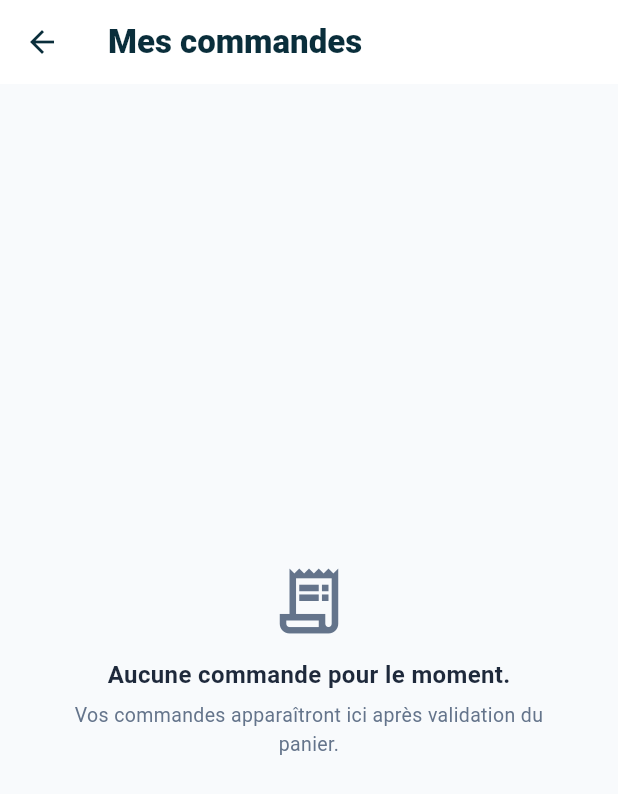
After one commit to Les-Gaves/gave_shopping, a Flutter app: the OrdersPage screen opened directly, on a phone screen of 412 x 824 dp. The commit adds this screen. Shown: the top 794 px of the screen. Run offline on Flutter 3.47's test engine with Material 3 defaults, Android fonts, the phone set to English and light mode, and no system bars; our stand-ins replace firebase_auth, firebase_core, google_sign_in, sign_in_button; accounts and stored records are empty; network calls fail.

Commit message:
feat: historique des commandes (#7)

```diff
--- /dev/null
+++ b/lib/models/order.dart
@@ -0,0 +1,75 @@
+import 'cart_item.dart';
+
+/// Statuts possibles d'une commande (enum `order_status` de la base).
+enum OrderStatus {
+  pending,
+  paid,
+  processing,
+  shipped,
+  delivered,
+  cancelled,
+  refunded;
+
+  String get label {
+    switch (this) {
+      case OrderStatus.pending:
+        return 'En attente';
+      case OrderStatus.paid:
+        return 'Payée';
+      case OrderStatus.processing:
+        return 'En préparation';
+      case OrderStatus.shipped:
+        return 'Expédiée';
+      case OrderStatus.delivered:
+        return 'Livrée';
+      case OrderStatus.cancelled:
+        return 'Annulée';
+      case OrderStatus.refunded:
+        return 'Remboursée';
+    }
+  }
+}
+
+/// Une commande (table `orders`).
+///
+/// [items] est une copie du panier au moment de la commande : le back
+/// la renverra à partir de `cart_items` (via `cart_id`).
+/// [userEmail] n'est pas dans la table `orders`, mais le back pourra
+/// l'ajouter à la réponse pour que l'admin sache qui a commandé.
+class Order {
+  final int id;
+  final String userId;
+  final String? userEmail;
+  final List<CartItem> items;
+  final OrderStatus status;
+  final double totalAmount;
+  final String? shippingAddress;
+  final DateTime orderedAt;
+  final DateTime? validatedAt;
+
+  const Order({
+    required this.id,
+    required this.userId,
+    this.userEmail,
+    required this.items,
+    this.status = OrderStatus.pending,
+    required this.totalAmount,
+    this.shippingAddress,
+    required this.orderedAt,
+    this.validatedAt,
+  });
+
+  int get itemCount => items.fold(0, (sum, item) => sum + item.quantity);
+
+  Order copyWith({OrderStatus? status, DateTime? validatedAt}) => Order(
+        id: id,
+        userId: userId,
+        userEmail: userEmail,
+        items: items,
+        status: status ?? this.status,
+        totalAmount: totalAmount,
+        shippingAddress: shippingAddress,
+        orderedAt: orderedAt,
+        validatedAt: validatedAt ?? this.validatedAt,
+      );
+}
--- /dev/null
+++ b/lib/pages/orders_page.dart
@@ -0,0 +1,300 @@
+import 'package:firebase_auth/firebase_auth.dart';
+import 'package:flutter/material.dart';
+import '../models/order.dart';
+import '../services/auth_service.dart';
+import '../services/order_service.dart';
+import '../theme/app_theme.dart';
+
+/// Historique des commandes.
+/// - Utilisateur : uniquement ses propres commandes.
+/// - Admin : toutes les commandes, avec le client et la possibilité
+///   de changer le statut.
+class OrdersPage extends StatelessWidget {
+  const OrdersPage({super.key});
+
+  @override
+  Widget build(BuildContext context) {
+    final user = FirebaseAuth.instance.currentUser;
+
+    return FutureBuilder<bool>(
+      future: AuthService.isAdmin(),
+      builder: (context, adminSnapshot) {
+        final isAdmin = adminSnapshot.data ?? false;
+
+        return Scaffold(
+          appBar: AppBar(
+            title: Text(
+              isAdmin ? 'Toutes les commandes' : 'Mes commandes',
+              style: const TextStyle(
+                fontWeight: FontWeight.w800,
+                color: AppTheme.riverDark,
+              ),
+            ),
+          ),
+          body: user == null
+              ? const _Message(
+                  icon: Icons.lock_outline,
+                  title: 'Vous n’êtes pas connecté.',
+                  subtitle: 'Connectez-vous pour voir vos commandes.',
+                )
+              : !adminSnapshot.hasData
+                  ? const Center(child: CircularProgressIndicator())
+                  : ListenableBuilder(
+                      listenable: OrderService.instance,
+                      builder: (context, _) {
+                        final orders = isAdmin
+                            ? OrderService.instance.allOrders
+                            : OrderService.instance.ordersOf(user.uid);
+
+                        if (orders.isEmpty) {
+                          return const _Message(
+                            icon: Icons.receipt_long_outlined,
+                            title: 'Aucune commande pour le moment.',
+                            subtitle:
+                                'Vos commandes apparaîtront ici après validation du panier.',
+                          );
+                        }
+
+                        return Center(
+                          child: ConstrainedBox(
+                            constraints: const BoxConstraints(maxWidth: 760),
+                            child: ListView.separated(
+                              padding: const EdgeInsets.all(20),
+                              itemCount: orders.length + 1,
+                              separatorBuilder: (_, __) => const SizedBox(height: 12),
+                              itemBuilder: (context, index) {
+                                if (index == 0) {
+                                  return Text(
+                                    '${orders.length} commande${orders.length > 1 ? 's' : ''}',
+                                    style: const TextStyle(
+                                      fontSize: 13,
+                                      fontWeight: FontWeight.w700,
+                                      color: AppTheme.textMuted,
+                                    ),
+                                  );
+                                }
+                                return _OrderCard(
+                                  order: orders[index - 1],
+                                  isAdmin: isAdmin,
+                                );
+                              },
+                            ),
+                          ),
+                        );
+                      },
+                    ),
+        );
+      },
+    );
+  }
+}
+
+class _OrderCard extends StatelessWidget {
+  final Order order;
+  final bool isAdmin;
+
+  const _OrderCard({required this.order, required this.isAdmin});
+
+  @override
+  Widget build(BuildContext context) {
+    return Card(
+      margin: EdgeInsets.zero,
+      clipBehavior: Clip.antiAlias,
+      child: Theme(
+        // Retire les traits de séparation par défaut de l'ExpansionTile.
+        data: Theme.of(context).copyWith(dividerColor: Colors.transparent),
+        child: ExpansionTile(
+          tilePadding: const EdgeInsets.symmetric(horizontal: 18, vertical: 6),
+          childrenPadding: const EdgeInsets.fromLTRB(18, 0, 18, 18),
+          expandedCrossAxisAlignment: CrossAxisAlignment.start,
+          title: Row(
+            children: [
+              Text(
+                'Commande #${order.id}',
+                style: const TextStyle(
+                  fontWeight: FontWeight.w800,
+                  color: AppTheme.riverDark,
+                ),
+              ),
+              const SizedBox(width: 10),
+              _StatusChip(status: order.status),
+            ],
+          ),
+          subtitle: Padding(
+            padding: const EdgeInsets.only(top: 4),
+            child: Text(
+              [
+                _formatDate(order.orderedAt),
+                '${order.itemCount} article${order.itemCount > 1 ? 's' : ''}',
+                if (isAdmin) order.userEmail ?? order.userId,
+              ].join(' • '),
+              style: const TextStyle(fontSize: 12, color: AppTheme.textMuted),
+            ),
+          ),
+          trailing: Text(
+            _formatPrice(order.totalAmount),
+            style: const TextStyle(
+              fontSize: 16,
+              fontWeight: FontWeight.w900,
+              color: AppTheme.riverDark,
+            ),
+          ),
+          children: [
+            const Divider(),
+            const SizedBox(height: 4),
+            ...order.items.map(
+              (item) => Padding(
+                padding: const EdgeInsets.symmetric(vertical: 4),
+                child: Row(
+                  children: [
+                    Text(
+                      '${item.quantity} ×',
+                      style: const TextStyle(
+                        fontWeight: FontWeight.w700,
+                        color: AppTheme.riverPrimary,
+                      ),
+                    ),
+                    const SizedBox(width: 8),
+                    Expanded(
+                      child: Text(item.product.name, style: const TextStyle(fontSize: 13)),
+                    ),
+                    Text(
+                      _formatPrice(item.subtotal),
+                      style: const TextStyle(fontSize: 13, fontWeight: FontWeight.w600),
+                    ),
+                  ],
+                ),
+              ),
+            ),
+            const SizedBox(height: 10),
+            if (order.shippingAddress != null)
+              _infoLine(Icons.location_on_outlined, order.shippingAddress!),
+            _infoLine(
+              Icons.event_available_outlined,
+              order.validatedAt != null
+                  ? 'Validée le ${_formatDate(order.validatedAt!)}'
+                  : 'Pas encore validée',
+            ),
+            if (isAdmin) ...[
+              const SizedBox(height: 12),
+              Row(
+                children: [
+                  const Text(
+                    'Changer le statut :',
+                    style: TextStyle(fontSize: 13, fontWeight: FontWeight.w600),
+                  ),
+                  const SizedBox(width: 12),
+                  DropdownButton<OrderStatus>(
+                    value: order.status,
+                    items: OrderStatus.values
+                        .map((s) => DropdownMenuItem(value: s, child: Text(s.label)))
+                        .toList(),
+                    onChanged: (status) {
+                      if (status != null) {
+                        OrderService.instance.updateStatus(order.id, status);
+                      }
+                    },
+                  ),
+                ],
+              ),
+            ],
+          ],
+        ),
+      ),
+    );
+  }
+
+  Widget _infoLine(IconData icon, String text) {
+    return Padding(
+      padding: const EdgeInsets.only(top: 4),
+      child: Row(
+        children: [
+          Icon(icon, size: 15, color: AppTheme.textMuted),
+          const SizedBox(width: 6),
+          Expanded(
+            child: Text(
+              text,
+              style: const TextStyle(fontSize: 12, color: AppTheme.textMuted),
+            ),
+          ),
+        ],
+      ),
+    );
+  }
+}
+
+class _StatusChip extends StatelessWidget {
+  final OrderStatus status;
+
+  const _StatusChip({required this.status});
+
+  Color get _color {
+    switch (status) {
+      case OrderStatus.pending:
+        return const Color(0xFFB7791F);
+      case OrderStatus.paid:
+      case OrderStatus.processing:
+        return AppTheme.riverPrimary;
+      case OrderStatus.shipped:
+        return AppTheme.riverTeal;
+      case OrderStatus.delivered:
+        return const Color(0xFF2E7D32);
+      case OrderStatus.cancelled:
+      case OrderStatus.refunded:
+        return const Color(0xFFBA1A1A);
+    }
+  }
+
+  @override
+  Widget build(BuildContext context) {
+    return Container(
+      padding: const EdgeInsets.symmetric(horizontal: 8, vertical: 3),
+      decoration: BoxDecoration(
+        color: _color.withValues(alpha: 0.12),
+        borderRadius: BorderRadius.circular(6),
+      ),
+      child: Text(
+        status.label,
+        style: TextStyle(fontSize: 11, fontWeight: FontWeight.w700, color: _color),
+      ),
+    );
+  }
+}
+
+class _Message extends StatelessWidget {
+  final IconData icon;
+  final String title;
+  final String subtitle;
+
+  const _Message({required this.icon, required this.title, required this.subtitle});
+
+  @override
+  Widget build(BuildContext context) {
+    return Center(
+      child: Padding(
+        padding: const EdgeInsets.all(32),
+        child: Column(
+          mainAxisSize: MainAxisSize.min,
+          children: [
+            Icon(icon, size: 52, color: AppTheme.textMuted),
+            const SizedBox(height: 12),
+            Text(title, style: const TextStyle(fontSize: 16, fontWeight: FontWeight.bold)),
+            const SizedBox(height: 6),
+            Text(
+              subtitle,
+              textAlign: TextAlign.center,
+              style: const TextStyle(fontSize: 13, color: AppTheme.textMuted),
+            ),
+          ],
+        ),
+      ),
+    );
+  }
+}
+
+String _formatPrice(double value) => '${value.toStringAsFixed(2)} €';
+
+String _formatDate(DateTime d) {
+  String two(int n) => n.toString().padLeft(2, '0');
+  return '${two(d.day)}/${two(d.month)}/${d.year} à ${two(d.hour)}h${two(d.minute)}';
+}
--- a/lib/services/auth_service.dart
+++ b/lib/services/auth_service.dart
@@ -3,10 +3,17 @@ import 'package:firebase_auth/firebase_auth.dart';
 /// Infos liées à l'utilisateur connecté.
 ///
 /// Le rôle (user / admin) sera fourni par le back via GET /me.
-/// En attendant, tout utilisateur connecté est considéré comme admin
-/// pour pouvoir développer et tester la page d'ajout d'article.
+/// En attendant, un utilisateur est admin si son e-mail est dans
+/// [_mockAdminEmails]. Les autres comptes sont de simples utilisateurs,
+/// ce qui permet de tester les deux vues.
 class AuthService {
   AuthService._();
+
+  /// TODO(back) : à supprimer quand GET /me renverra le rôle.
+  /// Mettez ici l'e-mail du compte avec lequel vous testez la vue admin.
+  static const List<String> _mockAdminEmails = [
+    'admin@gave.fr',
+  ];
 
   static User? get currentUser => FirebaseAuth.instance.currentUser;
 
@@ -18,6 +25,8 @@ class AuthService {
 
   /// TODO(back) : appeler GET /me et renvoyer `role == 'admin'`.
   static Future<bool> isAdmin() async {
-    return currentUser != null;
+    final email = currentUser?.email?.toLowerCase();
+    if (email == null) return false;
+    return _mockAdminEmails.map((e) => e.toLowerCase()).contains(email);
   }
 }
--- /dev/null
+++ b/lib/services/order_service.dart
@@ -0,0 +1,104 @@
+import 'package:flutter/foundation.dart';
+import '../data/mock_data.dart';
+import '../models/cart_item.dart';
+import '../models/order.dart';
+
+/// Commandes.
+///
+/// Pour l'instant, les commandes sont gardées en mémoire, avec deux commandes
+/// fictives passées par d'autres clients (pour voir la différence entre la vue
+/// admin et la vue utilisateur). Quand le back sera prêt :
+///   - GET   /orders              → l'utilisateur reçoit SES commandes,
+///                                  l'admin reçoit TOUTES les commandes
+///                                  (c'est le back qui filtre selon le rôle)
+///   - POST  /orders              → createOrder()
+///   - PATCH /orders/{id}/status  → updateStatus() (admin uniquement)
+class OrderService extends ChangeNotifier {
+  OrderService._();
+  static final OrderService instance = OrderService._();
+
+  final List<Order> _orders = _demoOrders();
+  int _nextId = 1003;
+
+  /// Commandes d'un utilisateur, de la plus récente à la plus ancienne.
+  /// TODO(back) : GET /orders avec le token d'un utilisateur.
+  List<Order> ordersOf(String userId) =>
+      _sorted(_orders.where((o) => o.userId == userId));
+
+  /// Toutes les commandes (vue admin).
+  /// TODO(back) : GET /orders avec le token d'un admin.
+  List<Order> get allOrders => _sorted(_orders);
+
+  /// Crée une commande à partir du contenu du panier.
+  /// TODO(back) : POST /orders. Le back crée la commande à partir du panier
+  /// de l'utilisateur, calcule le total et renvoie la commande créée.
+  Future<Order> createOrder({
+    required String userId,
+    String? userEmail,
+    required List<CartItem> items,
+    required double totalAmount,
+  }) async {
+    final order = Order(
+      id: _nextId++,
+      userId: userId,
+      userEmail: userEmail,
+      items: List.of(items),
+      totalAmount: totalAmount,
+      orderedAt: DateTime.now(),
+    );
+    _orders.add(order);
+    notifyListeners();
+    return order;
+  }
+
+  /// Change le statut d'une commande (admin).
+  /// La première sortie de 'pending' renseigne `validated_at`.
+  /// TODO(back) : PATCH /orders/{id}/status { status }
+  Future<void> updateStatus(int orderId, OrderStatus status) async {
+    final index = _orders.indexWhere((o) => o.id == orderId);
+    if (index == -1) return;
+
+    final order = _orders[index];
+    _orders[index] = order.copyWith(
+      status: status,
+      validatedAt: order.validatedAt ??
+          (status != OrderStatus.pending ? DateTime.now() : null),
+    );
+    notifyListeners();
+  }
+
+  List<Order> _sorted(Iterable<Order> orders) =>
+      orders.toList()..sort((a, b) => b.orderedAt.compareTo(a.orderedAt));
+
+  static List<Order> _demoOrders() {
+    final products = MockData.products;
+    final now = DateTime.now();
+    return [
+      Order(
+        id: 1001,
+        userId: 'demo-client-1',
+        userEmail: 'camille.durand@example.com',
+        items: [
+          CartItem(product: products[0]),
+          CartItem(product: products[6], quantity: 2),
+        ],
+        status: OrderStatus.delivered,
+        totalAmount: products[0].price + products[6].price * 2,
+        shippingAddress: '3 rue du Gave, 64400 Oloron-Sainte-Marie',
+        orderedAt: now.subtract(const Duration(days: 12)),
+        validatedAt: now.subtract(const Duration(days: 11)),
+      ),
+      Order(
+        id: 1002,
+        userId: 'demo-client-2',
+        userEmail: 'hugo.martin@example.com',
+        items: [CartItem(product: products[4])],
+        status: OrderStatus.processing,
+        totalAmount: products[4].price,
+        shippingAddress: '18 avenue des Pyrénées, 64000 Pau',
+        orderedAt: now.subtract(const Duration(days: 2)),
+        validatedAt: now.subtract(const Duration(days: 1)),
+      ),
+    ];
+  }
+}
```
Also changed, not shown: lib/services/cart_service.dart (+12 -3 lines), lib/widgets/cart_dialog.dart (+7 -4 lines), lib/widgets/navbar.dart (+16 -0 lines).
